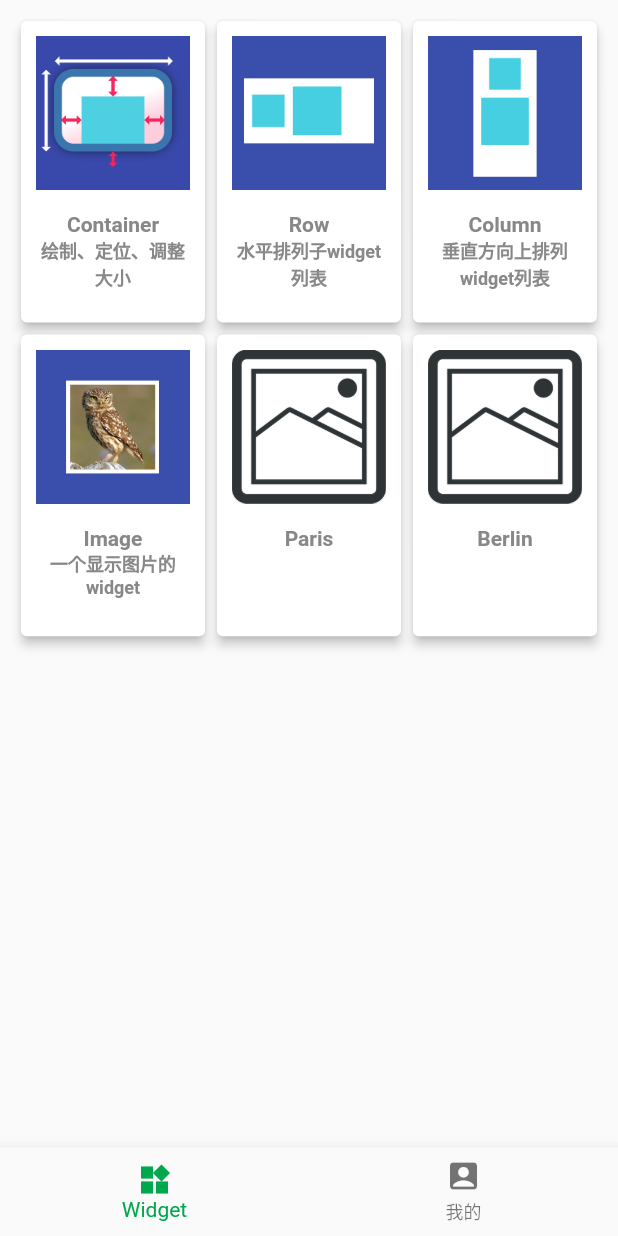
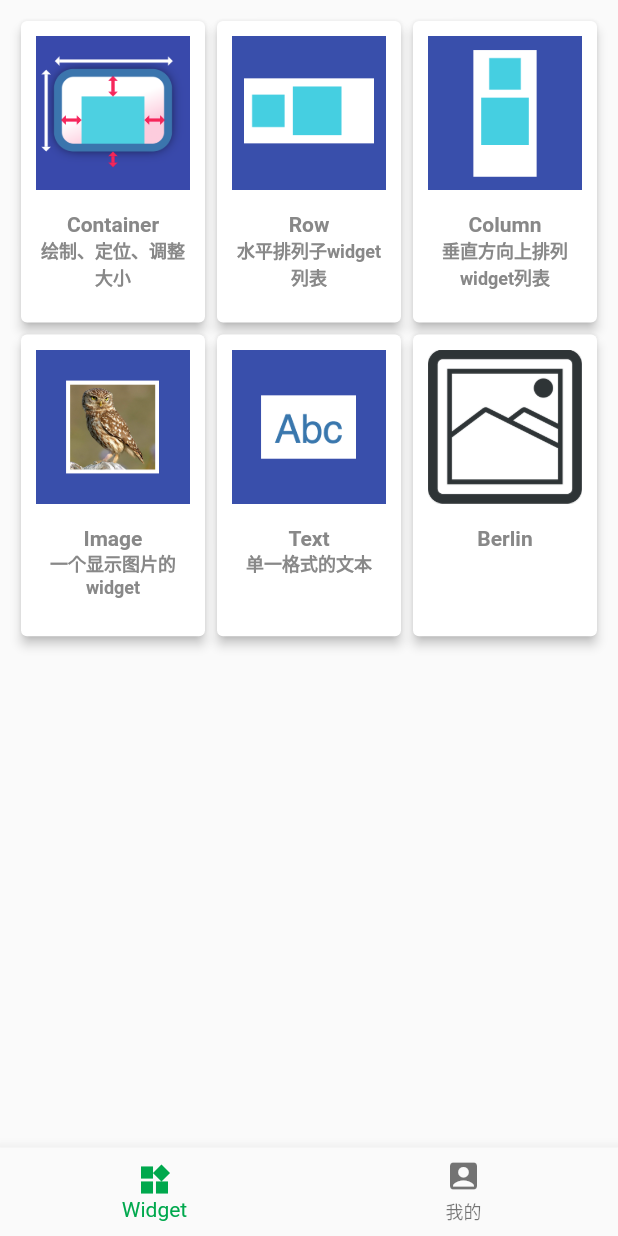
Before and after one commit to bineanzhou/flutter_kit, a Flutter app: the screen it shows after launch, on a phone screen of 412 x 824 dp. Run offline on Flutter 3.47's test engine with Material 2 defaults, Android fonts, the light colour scheme and no system bars; our stand-ins replace device_info, fluro, flutter_spinkit, package_info, webview_flutter; statements that could not run were skipped.

Commit message:
add text page

```diff
--- a/flutter_kit_app/lib/config/assets.dart
+++ b/flutter_kit_app/lib/config/assets.dart
@@ -10,4 +10,5 @@ class Assets{
   static const String wgtRow = 'assets/images/wgt_row.png';
   static const String wgtColumn = 'assets/images/wgt_column.png';
   static const String wgtImage = 'assets/images/wgt_image.png';
+  static const String wgtText = 'assets/images/wgt_text.png';
 }
--- a/flutter_kit_app/lib/modules/widgets/model/widget_item.dart
+++ b/flutter_kit_app/lib/modules/widgets/model/widget_item.dart
@@ -37,10 +37,10 @@ class WidgetItem {
       path: Routes.imagePage,
     ));
     list.add(WidgetItem(
-      image: Assets.defaultImage,
-      name: "Paris",
-      desc: "",
-      path: Routes.samplePage,
+      image: Assets.wgtText,
+      name: "Text",
+      desc: "单一格式的文本",
+      path: Routes.textPage,
     ));
     list.add(WidgetItem(
       image: Assets.defaultImage,
--- /dev/null
+++ b/flutter_kit_app/lib/modules/widgets/text_page.dart
@@ -0,0 +1,35 @@
+
+import 'package:flutter/material.dart';
+import 'package:flutter_kit_app/modules/routers/routers.dart';
+import 'package:flutter_kit_app/utils/view_util.dart';
+
+class TextPage extends StatelessWidget{
+  var _name = "flutter";
+  @override
+  Widget build(BuildContext context) {
+    // TODO: implement build
+    return Scaffold(
+      appBar: ViewUtil.createAppBar(Routes.textPage),
+      body: Column(
+        children: <Widget>[
+          Text(
+            'Hello, $_name! How are you?',
+            textAlign: TextAlign.center,
+            overflow: TextOverflow.ellipsis,
+            style: TextStyle(fontWeight: FontWeight.bold),
+          ),
+          const Text.rich(
+            TextSpan(
+              text: 'Hello', // default text style
+              children: <TextSpan>[
+                TextSpan(text: ' beautiful ', style: TextStyle(fontStyle: FontStyle.italic)),
+                TextSpan(text: 'world', style: TextStyle(fontWeight: FontWeight.bold)),
+              ],
+            ),
+          )
+        ],
+      ),
+    );
+  }
+
+}
```
Also changed, not shown: flutter_kit_app/assets/images/wgt_text.png (added).
